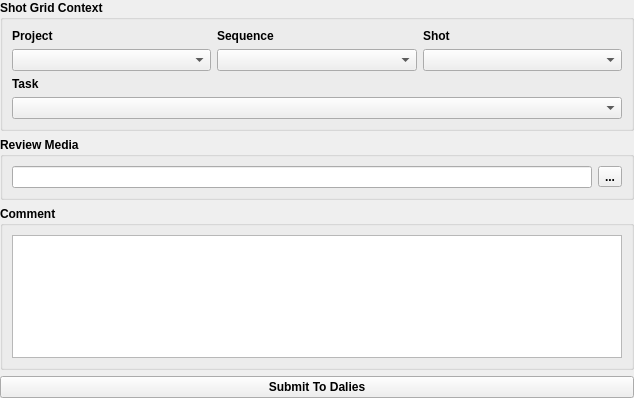
The window that views/mainWidget.ui (mangopipeline/shot_grid_sub_2_dailies) describes before a commit, drawn with Qt 5.
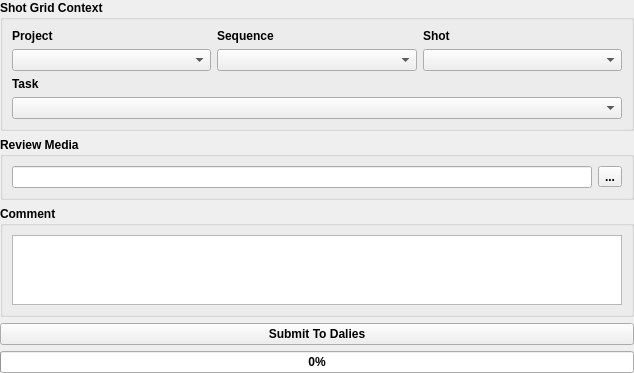
The same window after the commit.

Commit message: Fully connected the UI, need to implement ffmpeg layer and shotgun upload

```diff
--- a/views/mainWidget.ui
+++ b/views/mainWidget.ui
@@ -7,7 +7,7 @@
     <x>0</x>
     <y>0</y>
     <width>634</width>
-    <height>398</height>
+    <height>348</height>
    </rect>
   </property>
   <property name="font">
@@ -164,6 +164,13 @@
      </property>
     </widget>
    </item>
+   <item>
+    <widget class="QProgressBar" name="progressBar">
+     <property name="value">
+      <number>0</number>
+     </property>
+    </widget>
+   </item>
   </layout>
  </widget>
  <tabstops>
```
Left out of the diff: 20 changed lines with no effect on the pictures. The commit also changes 3 other files.
